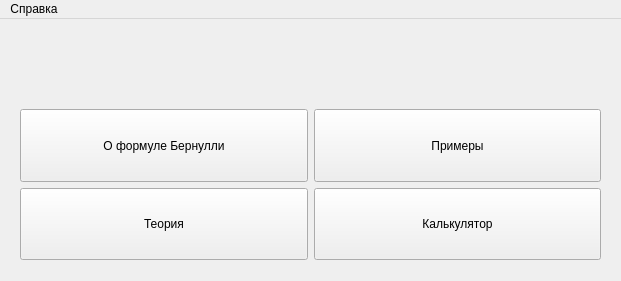
First picture: the form in Popelov_Kuznetsov_bernulli/mainwindow.ui, repository Alivexx/bernulli, before the edit.
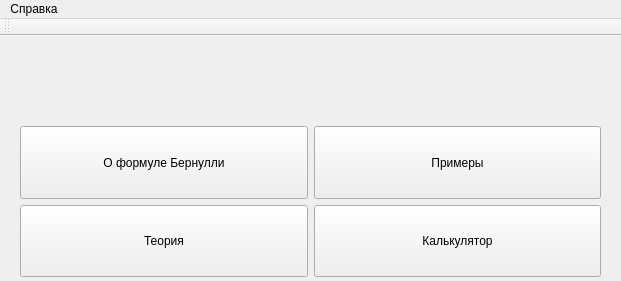
Second picture: the form after the edit. Icons and pictures are not drawn.

The edit to the form file:
```diff
--- a/Popelov_Kuznetsov_bernulli/mainwindow.ui
+++ b/Popelov_Kuznetsov_bernulli/mainwindow.ui
@@ -185,6 +185,17 @@
    </widget>
    <addaction name="menu"/>
   </widget>
+  <widget class="QToolBar" name="toolBar">
+   <property name="windowTitle">
+    <string>toolBar</string>
+   </property>
+   <attribute name="toolBarArea">
+    <enum>TopToolBarArea</enum>
+   </attribute>
+   <attribute name="toolBarBreak">
+    <bool>false</bool>
+   </attribute>
+  </widget>
   <action name="action_2">
    <property name="icon">
     <iconset resource="resource.qrc">
```
Left out of the diff: 4 changed lines with no effect on the pictures.
